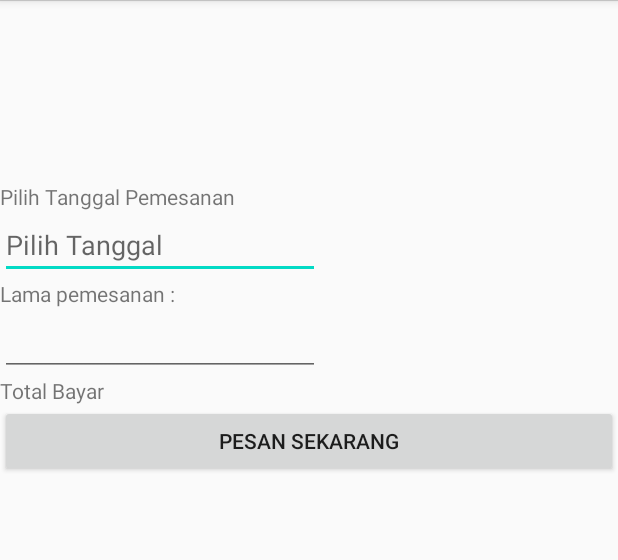
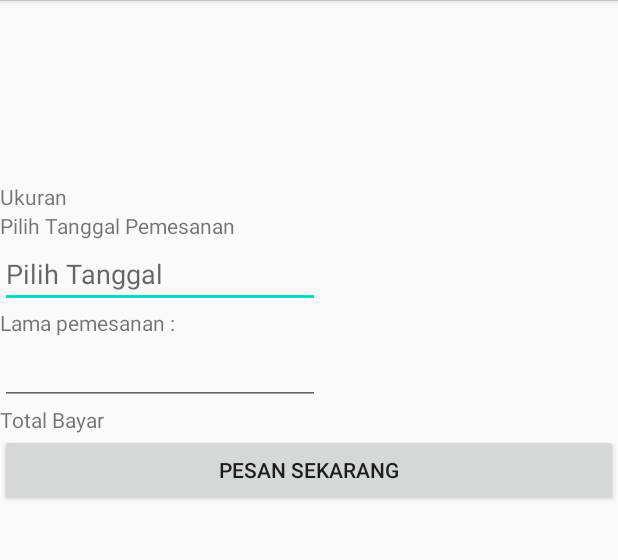
Before and after one commit to lukimen/cp-works-android, an Android app: the PesanActivity screen opened directly, with no data from a screen before it, on a phone screen of 412 x 824 dp, the part 84-644 px from its top. Run offline under Robolectric (Android 15) with nearby library versions, the phone set to English and light mode, and no system bars; our stand-ins replace Picasso; pictures from the network do not load; 2 statements that could not run were skipped.

```diff
--- a/app/src/main/java/com/kmr/APIInterface.java
+++ b/app/src/main/java/com/kmr/APIInterface.java
@@ -64,6 +64,7 @@ interface APIInterface {
             @Field("longitude") String longitude,
             @Field("name") String name,
             @Field("placeType") String placeType,
+            @Field("ukuran") String ukuran,
             @Field("price") String price);
 
 //    @FormUrlEncoded
--- a/app/src/main/java/com/kmr/CustomInfoWindowMapsActivity.java
+++ b/app/src/main/java/com/kmr/CustomInfoWindowMapsActivity.java
@@ -64,6 +64,7 @@ public class CustomInfoWindowMapsActivity extends FragmentActivity implements On
     private TextView jarak;
     private TextView address;
     private TextView address2;
+    private TextView ukuran;
     private Button btnPesan;
     private ImageView imageView;
     private OnInfoWindowElemTouchListener infoButtonListener;
@@ -116,6 +117,7 @@ public class CustomInfoWindowMapsActivity extends FragmentActivity implements On
         this.jarak = (TextView) infoWindow.findViewById(R.id.jarak);
         this.address = (TextView) infoWindow.findViewById(R.id.address);
         this.address2 = (TextView) infoWindow.findViewById(R.id.address2);
+        this.ukuran = (TextView) infoWindow.findViewById(R.id.ukuran);
         this.btnPesan = (Button) infoWindow.findViewById(R.id.btnPesan);
 
         this.imageView = (ImageView) infoWindow.findViewById(R.id.imageView);
@@ -152,6 +154,7 @@ public class CustomInfoWindowMapsActivity extends FragmentActivity implements On
 
                 address.setText(placeClicked.getAddress());
                 address2.setText(placeClicked.getAddress2());
+                ukuran.setText(placeClicked.getUkuran());
                 price.setText("Harga: Rp. " +
                         String.format("%,d", (Double.valueOf(placeClicked.getPrice())).intValue()) + "/" +
                         placeClicked.getDurasi());
@@ -316,6 +319,7 @@ public class CustomInfoWindowMapsActivity extends FragmentActivity implements On
             place.setDurasi(placeDao.getDurasi());
             place.setPrice(String.valueOf(placeDao.getPrice()));
             place.setImage(placeDao.getImage());
+            place.setUkuran(placeDao.getUkuran());
 
             placeMap.put(placeDao.getName(), place);
 
@@ -332,6 +336,7 @@ public class CustomInfoWindowMapsActivity extends FragmentActivity implements On
         intent.putExtra("placeAddress2", place.getAddress2());
         intent.putExtra("placeHarga", place.getPrice());
         intent.putExtra("placeDurasi", place.getDurasi());
+        intent.putExtra("placeUkuran", place.getUkuran());
         startActivity(intent);
     }
 
--- a/app/src/main/java/com/kmr/PesanActivity.java
+++ b/app/src/main/java/com/kmr/PesanActivity.java
@@ -44,6 +44,7 @@ public class PesanActivity extends AppCompatActivity {
     private TextView txtPesanPlaceName;
     private TextView txtPesanAddress;
     private TextView txtPesanAddress2;
+    private TextView txtPesanUkuran;
     private TextView txtPesanHarga;
     private TextView txtPesanTotalHarga;
 
@@ -58,6 +59,7 @@ public class PesanActivity extends AppCompatActivity {
     private String placeImage;
     private String placeAddress;
     private String placeAddress2;
+    private String placeUkuran;
     private String placeHarga;
     private String placeDurasi;
 
@@ -76,6 +78,7 @@ public class PesanActivity extends AppCompatActivity {
         placeAddress2 = getIntent().getStringExtra("placeAddress2");
         placeHarga = getIntent().getStringExtra("placeHarga");
         placeDurasi = getIntent().getStringExtra("placeDurasi");
+        placeUkuran = getIntent().getStringExtra("placeUkuran");
 
         //ambil email dr login
         sharedPref = getApplicationContext()
@@ -133,6 +136,7 @@ public class PesanActivity extends AppCompatActivity {
         txtPesanPlaceName.setText(placeName);
         txtPesanAddress.setText(placeAddress);
         txtPesanAddress2.setText(placeAddress2);
+        txtPesanUkuran.setText(placeUkuran);
         txtPesanHarga.setText(placeHarga);
         txtPesanHarga.setText("Harga: Rp. " +
                 String.format("%,d", (Double.valueOf(placeHarga)).intValue()) + "/" + placeDurasi);
--- a/app/src/main/res/layout/activity_pesan.xml
+++ b/app/src/main/res/layout/activity_pesan.xml
@@ -42,6 +42,12 @@
         android:text="harga per jam 200" />
 
     <TextView
+        android:id="@+id/txtUkuran"
+        android:layout_width="match_parent"
+        android:layout_height="wrap_content"
+        android:text="Ukuran" />
+
+    <TextView
         android:id="@+id/textView14"
         android:layout_width="match_parent"
         android:layout_height="wrap_content"
--- a/app/src/main/res/layout/custom_info_window.xml
+++ b/app/src/main/res/layout/custom_info_window.xml
@@ -33,6 +33,12 @@
         android:text="TextView" />
 
     <TextView
+        android:id="@+id/ukuran"
+        android:layout_width="match_parent"
+        android:layout_height="wrap_content"
+        android:text="TextView" />
+
+    <TextView
         android:id="@+id/price"
         android:layout_width="match_parent"
         android:layout_height="wrap_content"
```
Also changed, not shown: app/src/main/java/com/kmr/model/Place.java (+9 -0 lines), app/src/main/java/com/kmr/model/PlaceDao.java (+9 -0 lines).
